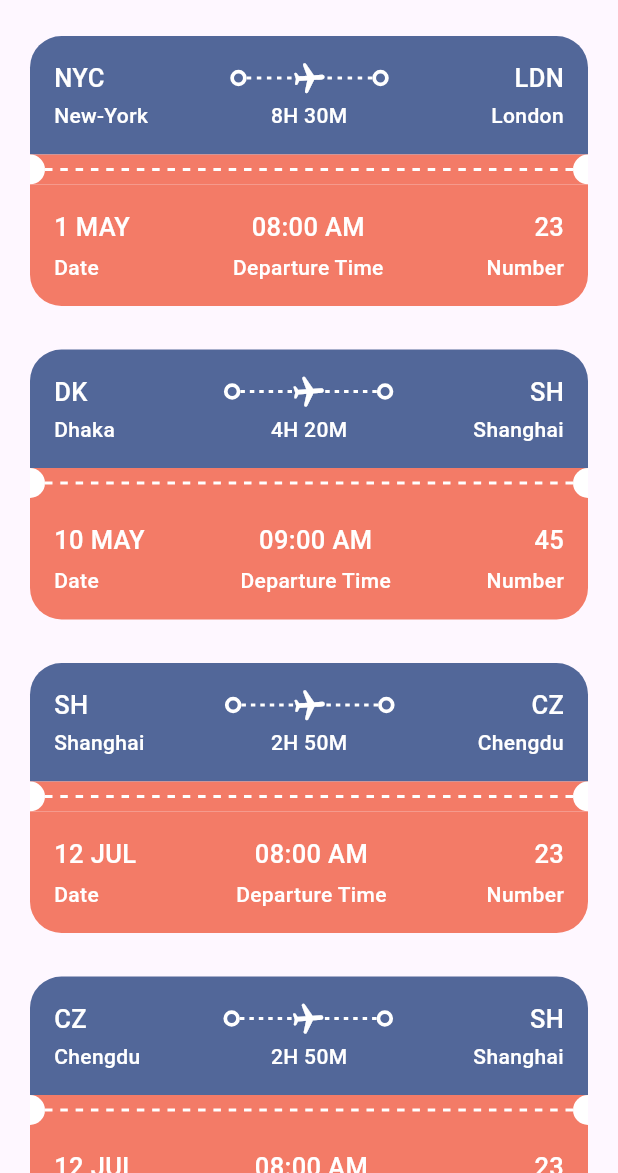
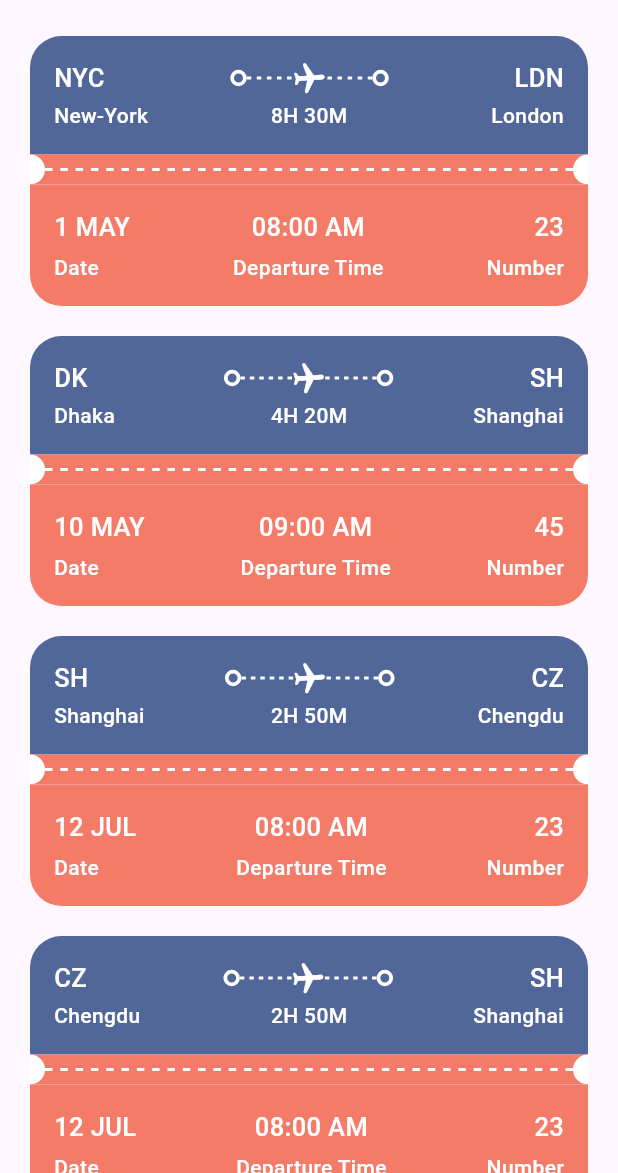
Before and after one commit to Harshit2756/Flutter_ticket_app, a Flutter app: the AllTickets screen opened by its route, on a phone screen of 412 x 824 dp, the part 63-1236 px from its top. Run offline on Flutter 3.47's test engine with Material 3 defaults, Android fonts, the light colour scheme and no system bars; our stand-ins replace barcode_widget, fluentui_icons.

Commit message:
Ticket Screen Completed

```diff
--- a/lib/base/res/Theme/app_styles.dart
+++ b/lib/base/res/Theme/app_styles.dart
@@ -21,8 +21,9 @@ class HStyles {
     fontSize: 17,
     fontWeight: FontWeight.w500,
   );
-  static TextStyle headLineStyle4 = const TextStyle(
+  static TextStyle headLineStyle4 = TextStyle(
     fontSize: 14,
+    color: Colors.grey.shade500,
     fontWeight: FontWeight.w500,
   );
 }
--- a/lib/base/res/Theme/colors.dart
+++ b/lib/base/res/Theme/colors.dart
@@ -3,7 +3,7 @@ import 'package:flutter/material.dart';
 class HColors {
   static const Color primaryColor = Color(0xff687daf);
 
-  static const Color backgroundColor = Color(0xFFE9E7EC);
+  static const Color backgroundColor = Color(0xFFE9E8EF);
   static const Color textColor = Color(0xff3b3b3b);
   static const Color ticketBlue = Color(0xFF526799);
   static const Color ticketOrange = Color(0xFFF37B67);
--- a/lib/base/widgets/text/text_style_fourth.dart
+++ b/lib/base/widgets/text/text_style_fourth.dart
@@ -4,11 +4,14 @@ import '../../res/Theme/app_styles.dart';
 
 class TextStyleFourth extends StatelessWidget {
   final String text;
+  final bool isColor;
   final TextAlign? textAlign;
+
   const TextStyleFourth({
     super.key,
+    this.textAlign,
+    this.isColor = true,
     required this.text,
-    this.textAlign,
   });
 
   @override
@@ -16,7 +19,9 @@ class TextStyleFourth extends StatelessWidget {
     return Text(
       textAlign: textAlign,
       text,
-      style: HStyles.headLineStyle4.copyWith(color: Colors.white),
+      style: isColor
+          ? HStyles.headLineStyle4.copyWith(color: Colors.white)
+          : HStyles.headLineStyle4,
     );
   }
 }
--- a/lib/base/widgets/text/text_style_third.dart
+++ b/lib/base/widgets/text/text_style_third.dart
@@ -4,16 +4,20 @@ import '../../res/Theme/app_styles.dart';
 
 class TextStyleThird extends StatelessWidget {
   final String text;
+  final bool isColor;
   const TextStyleThird({
     super.key,
     required this.text,
+    this.isColor = true,
   });
 
   @override
   Widget build(BuildContext context) {
     return Text(
       text,
-      style: HStyles.headLineStyle3.copyWith(color: Colors.white),
+      style: isColor
+          ? HStyles.headLineStyle3.copyWith(color: Colors.white)
+          : HStyles.headLineStyle3,
     );
   }
 }
--- a/lib/screens/home/widget/ticket/app_layoutbuilder_widget.dart
+++ b/lib/screens/home/widget/ticket/app_layoutbuilder_widget.dart
@@ -1,10 +1,15 @@
 import 'package:flutter/material.dart';
 
 class AppLayoutBuilder extends StatelessWidget {
+  final double? width;
+  final bool isColor;
   final int randomDivider;
-  final double? width;
-  const AppLayoutBuilder(
-      {super.key, required this.randomDivider, this.width = 3});
+  const AppLayoutBuilder({
+    super.key,
+    this.width = 3,
+    this.isColor = true,
+    required this.randomDivider,
+  });
 
   @override
   Widget build(BuildContext context) {
@@ -18,9 +23,9 @@ class AppLayoutBuilder extends StatelessWidget {
             (index) => SizedBox(
               width: width,
               height: 2,
-              child: const DecoratedBox(
+              child: DecoratedBox(
                 decoration: BoxDecoration(
-                  color: Colors.white,
+                  color: isColor ? Colors.white : Colors.grey.shade300,
                 ),
               ),
             ),
--- a/lib/screens/home/widget/ticket/big_circle.dart
+++ b/lib/screens/home/widget/ticket/big_circle.dart
@@ -2,9 +2,11 @@ import 'package:flutter/material.dart';
 
 class BigCirlce extends StatelessWidget {
   final bool isRight;
+  final bool isColor;
   const BigCirlce({
     super.key,
     this.isRight = true,
+    this.isColor = true,
   });
 
   @override
@@ -14,7 +16,7 @@ class BigCirlce extends StatelessWidget {
       width: 10,
       child: DecoratedBox(
         decoration: BoxDecoration(
-          color: Colors.white,
+          color: isColor ? Colors.white : Colors.grey.shade200,
           borderRadius: isRight
               ? const BorderRadius.horizontal(right: Radius.circular(10))
               : const BorderRadius.horizontal(left: Radius.circular(10)),
--- a/lib/screens/home/widget/ticket/big_dot.dart
+++ b/lib/screens/home/widget/ticket/big_dot.dart
@@ -1,7 +1,8 @@
 import 'package:flutter/material.dart';
 
 class BigDot extends StatelessWidget {
-  const BigDot({super.key});
+  final bool isColor;
+  const BigDot({super.key, this.isColor = true});
 
   @override
   Widget build(BuildContext context) {
@@ -9,7 +10,10 @@ class BigDot extends StatelessWidget {
       padding: const EdgeInsets.all(3),
       decoration: BoxDecoration(
         borderRadius: BorderRadius.circular(29),
-        border: Border.all(color: Colors.white, width: 2.5),
+        border: Border.all(
+          width: 2.5,
+          color: isColor ? Colors.white : const Color(0xff8accf7),
+        ),
       ),
     );
   }
--- a/lib/screens/home/widget/ticket/ticket_card.dart
+++ b/lib/screens/home/widget/ticket/ticket_card.dart
@@ -8,16 +8,21 @@ import 'big_circle.dart';
 import 'big_dot.dart';
 
 class TicketCard extends StatelessWidget {
+  final bool isFullSize, isColor;
   final Map<String, dynamic> ticket;
-  final bool isFullSize;
-  const TicketCard({super.key, required this.ticket, this.isFullSize = false});
+  const TicketCard({
+    super.key,
+    required this.ticket,
+    this.isFullSize = false,
+    this.isColor = true,
+  });
 
   @override
   Widget build(BuildContext context) {
     final size = MediaQuery.of(context).size;
     return SizedBox(
       width: size.width * 0.85,
-      height: 189,
+      height: 180,
       child: Container(
         margin: EdgeInsets.only(right: isFullSize ? 0 : 16),
         child: Column(
@@ -26,9 +31,9 @@ class TicketCard extends StatelessWidget {
             // blue part
             Container(
               padding: const EdgeInsets.all(16),
-              decoration: const BoxDecoration(
-                color: HColors.ticketBlue,
-                borderRadius: BorderRadius.only(
+              decoration: BoxDecoration(
+                color: isColor ? HColors.ticketBlue : Colors.white,
+                borderRadius: const BorderRadius.only(
                     topLeft: Radius.circular(21),
                     topRight: Radius.circular(21)),
               ),
@@ -37,21 +42,27 @@ class TicketCard extends StatelessWidget {
                   // Departure & Arrival shortform
                   Row(
                     children: [
-                      TextStyleThird(text: ticket['from']['code']),
+                      TextStyleThird(
+                          text: ticket['from']['code'], isColor: isColor),
                       const Spacer(),
-                      const BigDot(),
+                      BigDot(isColor: isColor),
                       Expanded(
                         child: Stack(
                           children: [
-                            const SizedBox(
+                            SizedBox(
                               height: 24,
-                              child: AppLayoutBuilder(randomDivider: 6),
+                              child: AppLayoutBuilder(
+                                randomDivider: 6,
+                                isColor: isColor,
+                              ),
                             ),
                             Center(
                               child: Transform.rotate(
                                 angle: 1.5,
-                                child: const Icon(
-                                  color: Colors.white,
+                                child: Icon(
+                                  color: isColor
+                                      ? Colors.white
+                                      : const Color(0xff8accf7),
                                   Icons.local_airport_rounded,
                                 ),
                               ),
@@ -59,9 +70,10 @@ class TicketCard extends StatelessWidget {
                           ],
                         ),
                       ),
-                      const BigDot(),
+                      BigDot(isColor: isColor),
                       const Spacer(),
-                      TextStyleThird(text: ticket['to']['code']),
+                      TextStyleThird(
+                          text: ticket['to']['code'], isColor: isColor),
                     ],
                   ),
                   const SizedBox(height: 3),
@@ -70,16 +82,19 @@ class TicketCard extends StatelessWidget {
                     children: [
                       SizedBox(
                         width: 70,
-                        child: TextStyleFourth(text: ticket['from']['name']),
+                        child: TextStyleFourth(
+                            text: ticket['from']['name'], isColor: isColor),
                       ),
                       const Spacer(),
-                      TextStyleFourth(text: ticket['flying_time']),
+                      TextStyleFourth(
+                          text: ticket['flying_time'], isColor: isColor),
                       const Spacer(),
                       SizedBox(
                         width: 70,
                         child: TextStyleFourth(
                           text: ticket['to']['name'],
                           textAlign: TextAlign.end,
+                          isColor: isColor,
                         ),
                       ),
                     ],
@@ -89,24 +104,27 @@ class TicketCard extends StatelessWidget {
             ),
             // lines
             Container(
-              color: HColors.ticketOrange,
-              child: const Row(
+              color: isColor ? HColors.ticketOrange : Colors.white,
+              child: Row(
                 children: [
-                  BigCirlce(),
+                  BigCirlce(isColor: isColor),
                   Expanded(
-                      child: AppLayoutBuilder(randomDivider: 10, width: 5)),
-                  BigCirlce(isRight: false),
+                      child: AppLayoutBuilder(
+                          randomDivider: 10, width: 5, isColor: isColor)),
+                  BigCirlce(isRight: false, isColor: isColor),
                 ],
               ),
             ),
             // orange part
             Container(
               padding: const EdgeInsets.all(16),
-              decoration: const BoxDecoration(
-                color: HColors.ticketOrange,
-                borderRadius: BorderRadius.only(
-                    bottomLeft: Radius.circular(21),
-                    bottomRight: Radius.circular(21)),
+              decoration: BoxDecoration(
+                color: isColor ? HColors.ticketOrange : Colors.white,
+                borderRadius: isColor
+                    ? const BorderRadius.only(
+                        bottomLeft: Radius.circular(21),
+                        bottomRight: Radius.circular(21))
+                    : null,
               ),
               child: Column(
                 children: [
@@ -117,25 +135,30 @@ class TicketCard extends StatelessWidget {
                       Column(
                         crossAxisAlignment: CrossAxisAlignment.start,
                         children: [
-                          TextStyleThird(text: ticket['date']),
+                          TextStyleThird(
+                              text: ticket['date'], isColor: isColor),
                           const SizedBox(height: 5),
-                          const TextStyleFourth(text: "Date"),
+                          TextStyleFourth(text: "Date", isColor: isColor),
                         ],
                       ),
                       Column(
                         crossAxisAlignment: CrossAxisAlignment.center,
                         children: [
-                          TextStyleThird(text: ticket['departure_time']),
+                          TextStyleThird(
+                              text: ticket['departure_time'], isColor: isColor),
                           const SizedBox(height: 5),
-                          const TextStyleFourth(text: "Departure Time"),
+                          TextStyleFourth(
+                              text: "Departure Time", isColor: isColor),
                         ],
                       ),
                       Column(
                         crossAxisAlignment: CrossAxisAlignment.end,
                         children: [
-                          TextStyleThird(text: ticket['number'].toString()),
+                          TextStyleThird(
+                              text: ticket['number'].toString(),
+                              isColor: isColor),
                           const SizedBox(height: 5),
-                          const TextStyleFourth(text: "Number"),
+                          TextStyleFourth(text: "Number", isColor: isColor),
                         ],
                       ),
                     ],
--- a/lib/screens/search/search_screen.dart
+++ b/lib/screens/search/search_screen.dart
@@ -24,7 +24,7 @@ class SearchScreen extends StatelessWidget {
             style: HStyles.headLineStyle1.copyWith(fontSize: 35),
           ),
           const SizedBox(height: 20),
-          const AppTicketTabs(),
+          const AppTicketTabs(tabs: ["Airline Tickets", "Hotels"]),
           const SizedBox(height: 20),
           TextFormField(
             decoration: InputDecoration(
--- a/pubspec.yaml
+++ b/pubspec.yaml
@@ -14,12 +14,13 @@ dependencies:
 
   cupertino_icons: ^1.0.8
   fluentui_icons: ^1.0.0
+  barcode_widget: ^2.0.4
 
 dev_dependencies:
   flutter_test:
     sdk: flutter
 
-  flutter_lints: ^4.0.0
+  flutter_lints: ^5.0.0
 
 flutter:
   uses-material-design: true
```
Also changed, not shown: lib/base/bottom_nav_bar.dart (+8 -7 lines), lib/base/utils/constants/images.dart (+6 -4 lines), lib/screens/search/widgets/app_ticket_tabs.dart (+5 -4 lines), lib/screens/ticket/ticket_screen.dart (added, +172 -0 lines), pubspec.lock.
